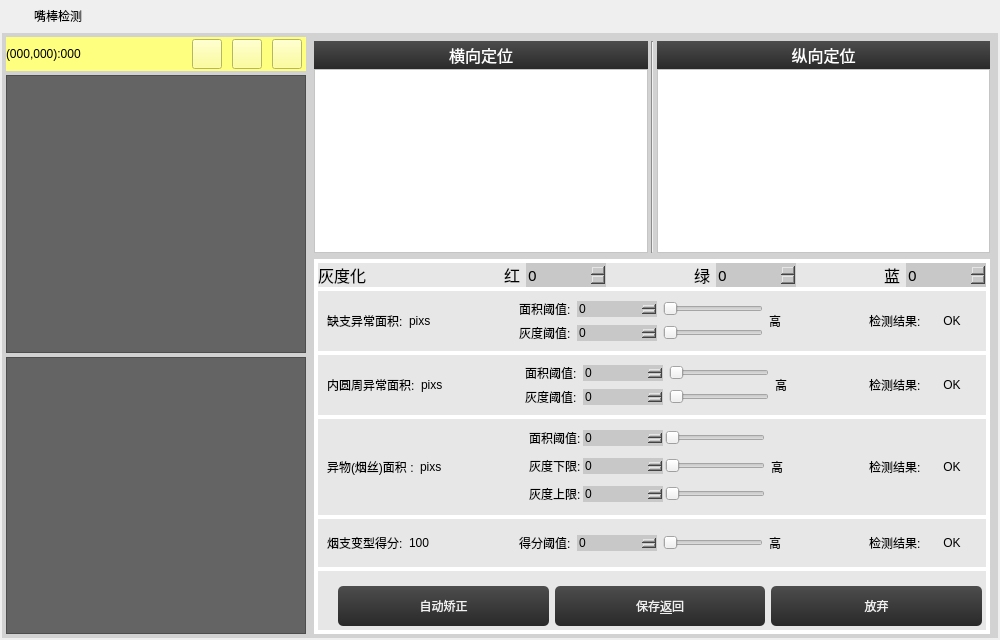
The window that dlgCheckOperator/dlgcircleinspect.ui (1245623687/KTPro) describes before a commit, drawn with Qt 5.
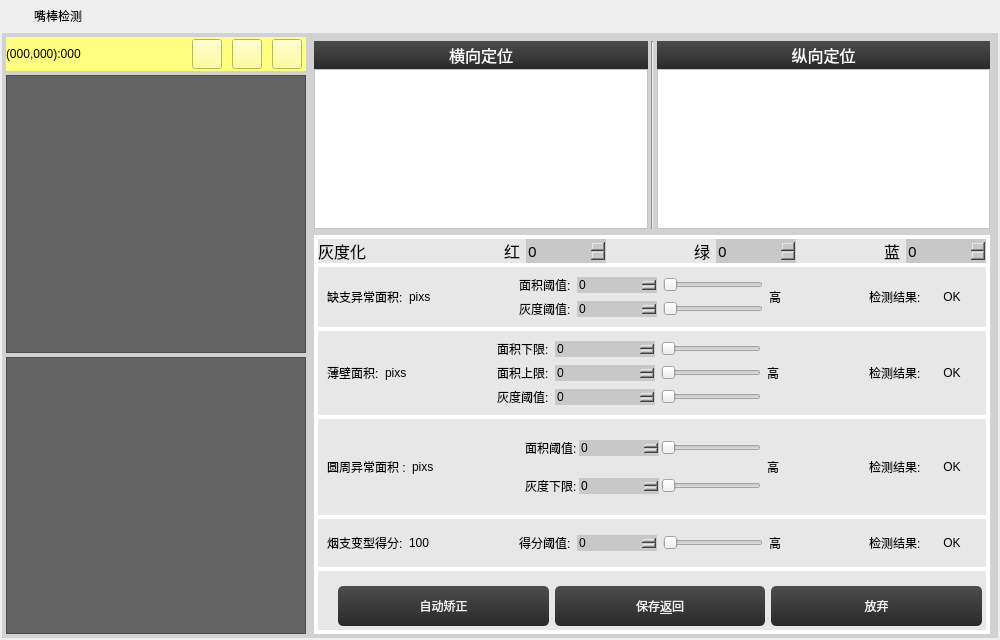
The same window after the commit. Icons and pictures are not drawn. Custom widgets are drawn as their Qt base class.

What changed in the file:
```diff
--- a/dlgCheckOperator/dlgcircleinspect.ui
+++ b/dlgCheckOperator/dlgcircleinspect.ui
@@ -1353,7 +1353,7 @@
                   <string notr="true">font: 11pt &quot;微软雅黑&quot;;</string>
                  </property>
                  <property name="text">
-                  <string>内圆周异常面积:</string>
+                  <string>薄壁面积:</string>
                  </property>
                 </widget>
                </item>
@@ -1390,7 +1390,7 @@
                       <string notr="true">font: 11pt &quot;微软雅黑&quot;;</string>
                      </property>
                      <property name="text">
-                      <string>面积阈值:</string>
+                      <string>面积下限:</string>
                      </property>
                     </widget>
                    </item>
@@ -1398,7 +1398,7 @@
                     <widget class="KSpinBoxKb" name="spinBoxPrecIn">
                      <property name="minimumSize">
                       <size>
-                       <width>80</width>
+                       <width>100</width>
                        <height>0</height>
                       </size>
                      </property>
@@ -1464,7 +1464,7 @@
 </string>
                      </property>
                      <property name="maximum">
-                      <number>4096</number>
+                      <number>40960</number>
                      </property>
                     </widget>
                    </item>
@@ -1483,7 +1483,117 @@
                       </size>
                      </property>
                      <property name="maximum">
-                      <number>4096</number>
+                      <number>40960</number>
+                     </property>
+                     <property name="orientation">
+                      <enum>Qt::Horizontal</enum>
+                     </property>
+                    </widget>
+                   </item>
+                  </layout>
+                 </item>
+                 <item>
+                  <layout class="QHBoxLayout" name="horizontalLayout_15">
+                   <item>
+                    <widget class="QLabel" name="label_28">
+                     <property name="styleSheet">
+                      <string notr="true">font: 11pt &quot;微软雅黑&quot;;</string>
+                     </property>
+                     <property name="text">
+                      <string>面积上限:</string>
+                     </property>
+                    </widget>
+                   </item>
+                   <item>
+                    <widget class="KSpinBoxKb" name="spinBoxPrecOut_4">
+                     <property name="minimumSize">
+                      <size>
+                       <width>100</width>
+                       <height>0</height>
+                      </size>
+                     </property>
+                     <property name="maximumSize">
+                      <size>
+                       <width>80</width>
+                       <height>16777215</height>
+                      </size>
+                     </property>
+                     <property name="styleSheet">
+                      <string notr="true">
+QSpinBox
+{
+	
+	font: 12pt &quot;微软雅黑&quot;;
+	border-width:1;border-style:none;
+	border-color:rgb(255, 255, 255);
+	background-color: rgb(200, 200, 200);
+	color::rgb(255,255, 0);
+
+}
+QSpinBox::down-button
+{   
+	
+	background-color: rgb(200, 200, 200);
+	subcontrol-origin:border;
+    subcontrol-position:left;
+    image: url(:/左normal.png);
+    width: 20px;
+    height: 30px; ;
+}
+QSpinBox::up-button
+{
+board:none;
+	background-color: rgb(200, 200, 200);
+	subcontrol-origin:border;
+    subcontrol-position:right;
+    image: url(:/右normal.png);
+    width: 20px;
+    height: 30px;       
+}
+
+QSpinBox::up-button:pressed
+{
+board:none;
+background-color: rgb(103, 103, 103);
+	subcontrol-origin:border;
+    subcontrol-position:right;
+    image: url(:/右press.png);
+    width: 20px;
+    height: 30px;      
+}
+QSpinBox::down-button:pressed
+{
+board:none;
+background-color: rgb(103, 103, 103);
+	subcontrol-origin:border;
+    subcontrol-position:left;
+    image: url(:/左press.png);
+    width: 20px;
+    height: 30px; 
+}
+</string>
+                     </property>
+                     <property name="maximum">
+                      <number>40960</number>
+                     </property>
+                    </widget>
+                   </item>
+                   <item>
+                    <widget class="QSlider" name="horizontalSliderspinBoxPrecOut_4">
+                     <property name="minimumSize">
+                      <size>
+                       <width>100</width>
+                       <height>0</height>
+                      </size>
+                     </property>
+                     <property name="maximumSize">
+                      <size>
+                       <width>100</width>
+                       <height>16777215</height>
+                      </size>
+                     </property>
+                     <property name="maximum">
+                      <number>40960</number>
                      </property>
                      <property name="orientation">
                       <enum>Qt::Horizontal</enum>
@@ -1508,7 +1618,7 @@
                     <widget class="KSpinBoxKb" name="spinBoxPrecIn_2">
                      <property name="minimumSize">
                       <size>
-                       <width>80</width>
+                       <width>100</width>
                        <height>0</height>
                       </size>
                      </property>
@@ -1692,7 +1802,7 @@
                   <string notr="true">font: 11pt &quot;微软雅黑&quot;;</string>
                  </property>
                  <property name="text">
-                  <string>异物(烟丝)面积 :</string>
+                  <string>圆周异常面积 :</string>
                  </property>
                 </widget>
                </item>
@@ -1806,7 +1916,7 @@
 </string>
                      </property>
                      <property name="maximum">
-                      <number>4096</number>
+                      <number>40960</number>
                      </property>
                     </widget>
                    </item>
@@ -1825,7 +1935,7 @@
                       </size>
                      </property>
                      <property name="maximum">
-                      <number>4096</number>
+                      <number>40960</number>
                      </property>
                      <property name="orientation">
                       <enum>Qt::Horizontal</enum>
@@ -1944,116 +2054,6 @@
                    </item>
                   </layout>
                  </item>
-                 <item>
-                  <layout class="QHBoxLayout" name="horizontalLayout_15">
-                   <item>
-                    <widget class="QLabel" name="label_28">
-                     <property name="styleSheet">
-                      <string notr="true">font: 11pt &quot;微软雅黑&quot;;</string>
-                     </property>
-                     <property name="text">
-                      <string>灰度上限:</string>
-                     </property>
-                    </widget>
-                   </item>
-                   <item>
-                    <widget class="KSpinBoxKb" name="spinBoxPrecOut_4">
-                     <property name="minimumSize">
-                      <size>
-                       <width>80</width>
-                       <height>0</height>
-                      </size>
-                     </property>
-                     <property name="maximumSize">
-                      <size>
-                       <width>80</width>
-                       <height>16777215</height>
-                      </size>
-                     </property>
-                     <property name="styleSheet">
-                      <string notr="true">
-QSpinBox
-{
-	
-	font: 12pt &quot;微软雅黑&quot;;
-	border-width:1;border-style:none;
-	border-color:rgb(255, 255, 255);
-	background-color: rgb(200, 200, 200);
-	color::rgb(255,255, 0);
-
-}
-QSpinBox::down-button
-{   
-	
-	background-color: rgb(200, 200, 200);
-	subcontrol-origin:border;
-    subcontrol-position:left;
-    image: url(:/左normal.png);
-    width: 20px;
-    height: 30px; ;
-}
-QSpinBox::up-button
-{
-board:none;
-	background-color: rgb(200, 200, 200);
-	subcontrol-origin:border;
-    subcontrol-position:right;
-    image: url(:/右normal.png);
-    width: 20px;
-    height: 30px;       
-}
-
-QSpinBox::up-button:pressed
-{
-board:none;
-background-color: rgb(103, 103, 103);
-	subcontrol-origin:border;
-    subcontrol-position:right;
-    image: url(:/右press.png);
-    width: 20px;
-    height: 30px;      
-}
-QSpinBox::down-button:pressed
-{
-board:none;
-background-color: rgb(103, 103, 103);
-	subcontrol-origin:border;
-    subcontrol-position:left;
-    image: url(:/左press.png);
-    width: 20px;
-    height: 30px; 
-}
-</string>
-                     </property>
-                     <property name="maximum">
-                      <number>255</number>
-                     </property>
-                    </widget>
-                   </item>
-                   <item>
-                    <widget class="QSlider" name="horizontalSliderspinBoxPrecOut_4">
-                     <property name="minimumSize">
-                      <size>
-                       <width>100</width>
-                       <height>0</height>
-                      </size>
-                     </property>
-                     <property name="maximumSize">
-                      <size>
-                       <width>100</width>
-                       <height>16777215</height>
-                      </size>
-                     </property>
-                     <property name="maximum">
-                      <number>255</number>
-                     </property>
-                     <property name="orientation">
-                      <enum>Qt::Horizontal</enum>
-                     </property>
-                    </widget>
-                   </item>
-                  </layout>
-                 </item>
                 </layout>
                </item>
                <item>
```
